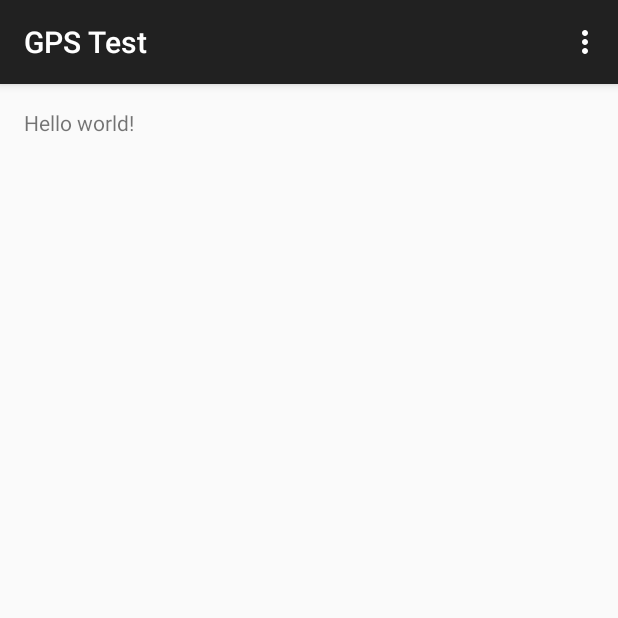
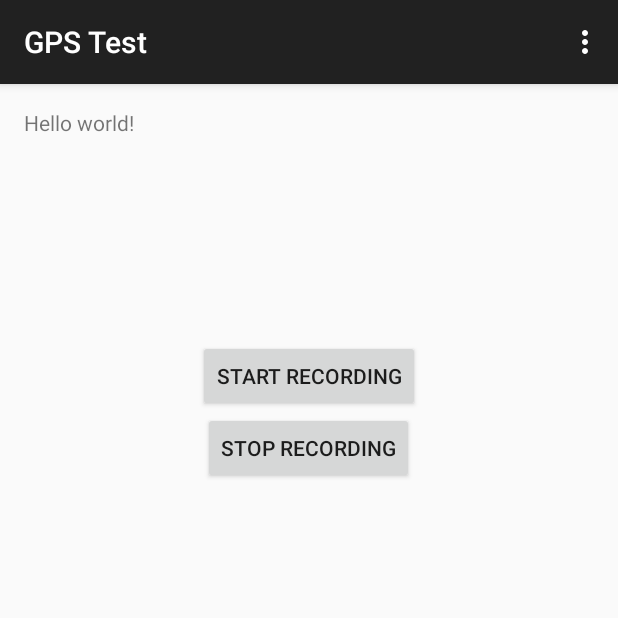
Before and after one commit to TDeVries/FlightDataRecorder_Android, an Android app: the screen it shows after launch (MainActivity), on a phone screen of 412 x 824 dp, the top half of it. Run offline under Robolectric (Android 15) with nearby library versions, the phone set to English and light mode, and no system bars.

Commit message:
Added data storage and retrieval.
Pressing "Start Recording" button begins saving of GPS data in internal
storage. Pressing "Stop Recording" reads the data from internal storage
and then erases the file.

```diff
--- a/GPSTest/app/src/main/java/com/tdevries/gpstest/MainActivity.java
+++ b/GPSTest/app/src/main/java/com/tdevries/gpstest/MainActivity.java
@@ -9,11 +9,32 @@ import android.os.Bundle;
 import android.util.Log;
 import android.view.Menu;
 import android.view.MenuItem;
+import android.view.View;
+import android.widget.Button;
 import android.widget.TextView;
+
+import java.io.BufferedReader;
+import java.io.FileNotFoundException;
+import java.io.IOException;
+import java.io.InputStream;
+import java.io.InputStreamReader;
+import java.io.OutputStreamWriter;
+import java.util.Timer;
+import java.util.TimerTask;
 
 public class MainActivity extends ActionBarActivity {
 
     private TextView text1;
+    private Button start_record, stop_record;
+
+    private Timer timer = new Timer();
+    private TimerTask timerTask;
+
+    private String sensorData;
+    private boolean recording;
+
+    String filename = "dataFile.txt";
+    OutputStreamWriter outputStreamWriter;
 
     @Override
     protected void onCreate(Bundle savedInstanceState) {
@@ -37,9 +58,11 @@ public class MainActivity extends ActionBarActivity {
                 double altitude = location.getAltitude();
                 float bearing = location.getBearing();
 
-                Log.i("Geo_Location", "Latitude: " + latitude + ", Longitude: " + longitude);
-                Log.i("Geo Location", "Ground speed: " + groundSpeed + ", Altitude: " + altitude + ", Bearing: " + bearing);
+                //Log.i("Geo_Location", "Latitude: " + latitude + ", Longitude: " + longitude);
+                //Log.i("Geo Location", "Ground speed: " + groundSpeed + ", Altitude: " + altitude + ", Bearing: " + bearing);
                 text1.setText("Latitude: " + latitude + "\nLongitude: " + longitude + "\nGround speed: " + groundSpeed + "\nAltitude: " + altitude + "\nBearing: " + bearing);
+                sensorData = latitude + "," + longitude + "," + groundSpeed + "," + altitude + "," + bearing + "\n";
+                Log.i("Geo Location", sensorData);
             }
 
             public void onStatusChanged(String provider, int status, Bundle extras) {}
@@ -53,8 +76,38 @@ public class MainActivity extends ActionBarActivity {
         locationManager.requestLocationUpdates(LocationManager.GPS_PROVIDER, 0, 0, locationListener);
     }
 
+    public void onResume(){
+        super.onResume();
+        try {
+            timer = new Timer();
+            timerTask = new TimerTask() {
+                @Override
+                public void run() {
+                    //Run code here every 1 second
+                    if (recording){
+                        try {
+                            Log.i("Logging", sensorData);
+                            outputStreamWriter.write(sensorData);
+                        }
+                        catch (IOException e) {
+                            Log.e("Exception", "File write failed: " + e.toString());
+                        }
+                    }
+                }
+            };
+            timer.schedule(timerTask, 1000, 1000);
+        } catch (IllegalStateException e){
+            android.util.Log.i("Damn", "resume error");
+        }
+    }
+
     public void initializeViews() {
         text1 = (TextView)findViewById(R.id.text1);
+        start_record = (Button)findViewById(R.id.start_record);
+        stop_record = (Button)findViewById(R.id.stop_record);
+
+        //Set recording off to start
+        recording = false;
     }
 
     @Override
@@ -78,4 +131,58 @@ public class MainActivity extends ActionBarActivity {
 
         return super.onOptionsItemSelected(item);
     }
+
+    public void startRecording(View view){
+        Log.i("Start recording", "Recording started, data file created.");
+        recording = true;
+        try {
+            outputStreamWriter = new OutputStreamWriter(openFileOutput(filename, Context.MODE_APPEND));
+        }
+        catch (IOException e) {
+            Log.e("Exception", "File write failed: " + e.toString());
+        }
+    }
+
+    public void stopRecording(View view){
+        Log.i("Stop recording", "Recording stopped, data file closed.");
+        try {
+            outputStreamWriter.close();
+        }
+        catch (IOException e) {
+            Log.e("Exception", "File write failed: " + e.toString());
+        }
+        recording = false;
+        readFromFile();
+    }
+
+    private void readFromFile() {
+
+        String ret = "";
+
+        try {
+            InputStream inputStream = openFileInput(filename);
+
+            if ( inputStream != null ) {
+                InputStreamReader inputStreamReader = new InputStreamReader(inputStream);
+                BufferedReader bufferedReader = new BufferedReader(inputStreamReader);
+                String receiveString = "";
+                StringBuilder stringBuilder = new StringBuilder();
+
+                while ( (receiveString = bufferedReader.readLine()) != null ) {
+                    stringBuilder.append(receiveString);
+                    Log.i("File output", receiveString);
+                }
+
+                inputStream.close();
+                ret = stringBuilder.toString();
+            }
+        }
+        catch (FileNotFoundException e) {
+            Log.e("login activity", "File not found: " + e.toString());
+        } catch (IOException e) {
+            Log.e("login activity", "Can not read file: " + e.toString());
+        }
+        //Delete the file after transmission so that we don't keep appending to it
+        deleteFile(filename);
+    }
 }
--- a/GPSTest/app/src/main/res/layout/activity_main.xml
+++ b/GPSTest/app/src/main/res/layout/activity_main.xml
@@ -11,4 +11,23 @@
         android:layout_height="wrap_content"
         android:id="@+id/text1"/>
 
+    <Button
+        android:layout_width="wrap_content"
+        android:layout_height="wrap_content"
+        android:text="Start Recording"
+        android:id="@+id/start_record"
+        android:layout_marginTop="135dp"
+        android:layout_below="@+id/text1"
+        android:layout_centerHorizontal="true"
+        android:onClick="startRecording"/>
+
+    <Button
+        android:layout_width="wrap_content"
+        android:layout_height="wrap_content"
+        android:text="Stop Recording"
+        android:id="@+id/stop_record"
+        android:layout_below="@+id/start_record"
+        android:layout_centerHorizontal="true"
+        android:onClick="stopRecording"/>
+
 </RelativeLayout>
```
